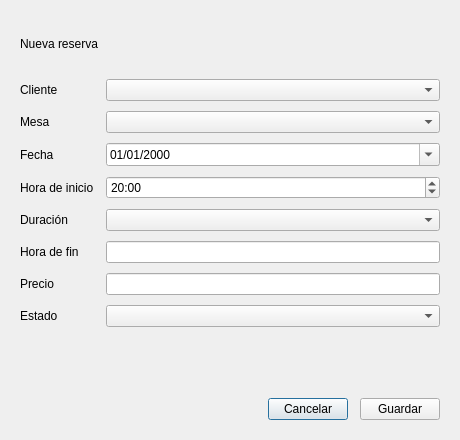
Before: the Qt Designer form vista/reservas/reserva_form.ui in segovia-gabriel/ProyectoFinal-PracticasII, drawn with Qt 5.
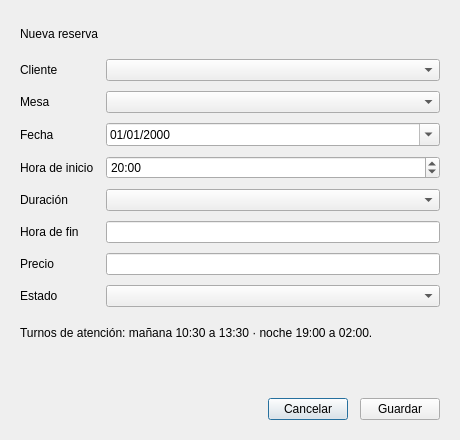
After: the same form once the commit is applied.

Diff of the .ui file:
```diff
--- a/vista/reservas/reserva_form.ui
+++ b/vista/reservas/reserva_form.ui
@@ -155,6 +155,16 @@
      </item>
     </layout>
    </item>
+   <item>
+    <widget class="QLabel" name="label_ayuda_horario">
+     <property name="text">
+      <string>Turnos de atención: mañana 10:30 a 13:30 · noche 19:00 a 02:00.</string>
+     </property>
+     <property name="wordWrap">
+      <bool>true</bool>
+     </property>
+    </widget>
+   </item>
    <item>
     <widget class="QLabel" name="label_error">
      <property name="text">
```
